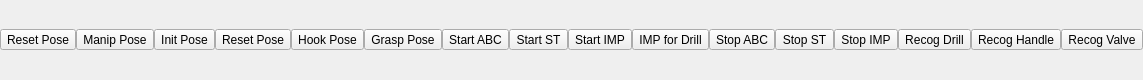
Above: jsk_2015_06_hrp_drc/drc_task_common/config/drc_teleop_interface.ui from jsk-ros-pkg/jsk_demos before the change. Below: the same form after it.
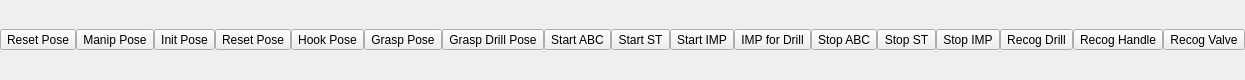
That is the form after the change.

Commit message: add drill_grip function

The edit to the form file:
```diff
--- a/jsk_2015_06_hrp_drc/drc_task_common/config/drc_teleop_interface.ui
+++ b/jsk_2015_06_hrp_drc/drc_task_common/config/drc_teleop_interface.ui
@@ -102,6 +102,19 @@
               </property>
             </widget>
           </item>
+          <item>
+            <widget class="QToolButton" name="hand_grasp_pose_for_drill_button">
+              <property name="text">
+                <string>Grasp Drill Pose</string>
+              </property>
+              <property name="iconSize">
+                <size>
+                  <width>80</width>
+                  <height>80</height>
+                </size>
+              </property>
+            </widget>
+          </item>
           <!-- Hrpsys Command -->
           <item>
             <widget class="QToolButton" name="hrpsys_start_abc_button">
```
The commit also changes 2 other files.
